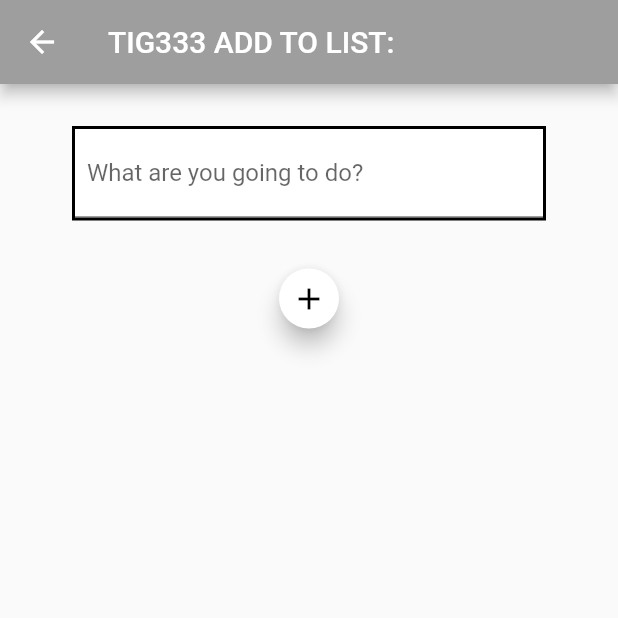
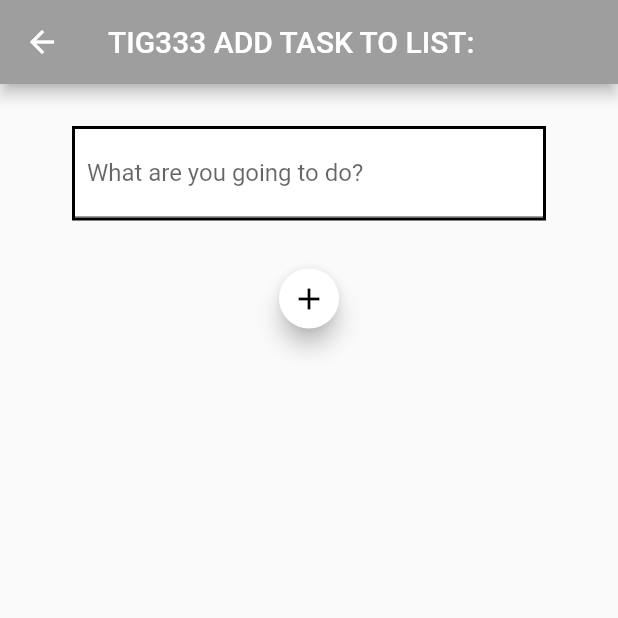
Before and after one commit to gu-tig333-ht22/guslunsoab, a Flutter app: the screen it shows after launch, after a tap on the "add" icon, on a phone screen of 412 x 824 dp, the top half of it. Run offline on Flutter 3.47's test engine with Material 2 defaults, Android fonts, the phone set to English and light mode, and no system bars; network calls fail.

Commit message:
final inlämning

```diff
--- a/lib/ListOfthings.dart
+++ b/lib/ListOfthings.dart
@@ -69,7 +69,6 @@ class Mystate extends ChangeNotifier {
           'Content-Type': 'application/json; charset=UTF-8',
         });
 
-
     notifyListeners();
   }
 
@@ -78,38 +77,16 @@ class Mystate extends ChangeNotifier {
     notifyListeners();
   }
 
-    void createlist() async {
-    var response = await http.get(Uri.parse('https://todoapp-api.apps.k8s.gu.se/todos/?key=835792ca-8f99-4d63-b7b2-1f3594682b37'));
+  void createlist() async {
+    var response = await http.get(Uri.parse(
+        'https://todoapp-api.apps.k8s.gu.se/todos/?key=835792ca-8f99-4d63-b7b2-1f3594682b37'));
     if (response.statusCode == 200) {
-        _list = (jsonDecode(response.body) as List)
-        .map((text)=> ListOfThings.fromJson(text))
-        .toList();
-    notifyListeners();
-
+      _list = (jsonDecode(response.body) as List)
+          .map((text) => ListOfThings.fromJson(text))
+          .toList();
+      notifyListeners();
     } else {
       throw Exception('Unexpected error occured!');
-    notifyListeners();
+    }
   }
 }
-
-  // void createlist() async {
-  //   var response =
-  //   await http.get(Uri.parse('https://todoapp-api.apps.k8s.gu.se/todos/?key=835792ca-8f99-4d63-b7b2-1f3594682b37'),
-  //   headers: <String, String> {
-  //     'Content-Type': 'application/json; charset=UTF-8',
-  //     },
-  //     body: jsonEncode(<String, dynamic>{
-  //       'title': text.toString(),
-  //       'done': false,
-  //     }),
-  //   );
-
-  //   _list = (json.decode(response.body) as List)
-  //       .map((text) => ListOfThings.fromJson(text))
-  //       .toList();
-
-  //   notifyListeners();
-
-
-  // }
-}
--- a/lib/SecondView.dart
+++ b/lib/SecondView.dart
@@ -6,7 +6,7 @@ class SecondView extends StatelessWidget {
   Widget build(BuildContext context) {
     return Scaffold(
       appBar: AppBar(
-        title: Text('TIG333 ADD TO LIST:'),
+        title: Text('TIG333 ADD TASK TO LIST:'),
         backgroundColor: Colors.grey,
       ),
       body: Center(
@@ -39,7 +39,7 @@ class SecondView extends StatelessWidget {
       ]),
       child: TextField(
         controller: iteminput,
-        decoration: InputDecoration( labelText: '  What are you going to do?'),
+        decoration: InputDecoration(labelText: '  What are you going to do?'),
       ),
     );
   }
```
Also changed, not shown: lib/api.dart (+1 -35 lines), lib/main.dart (+5 -6 lines).
